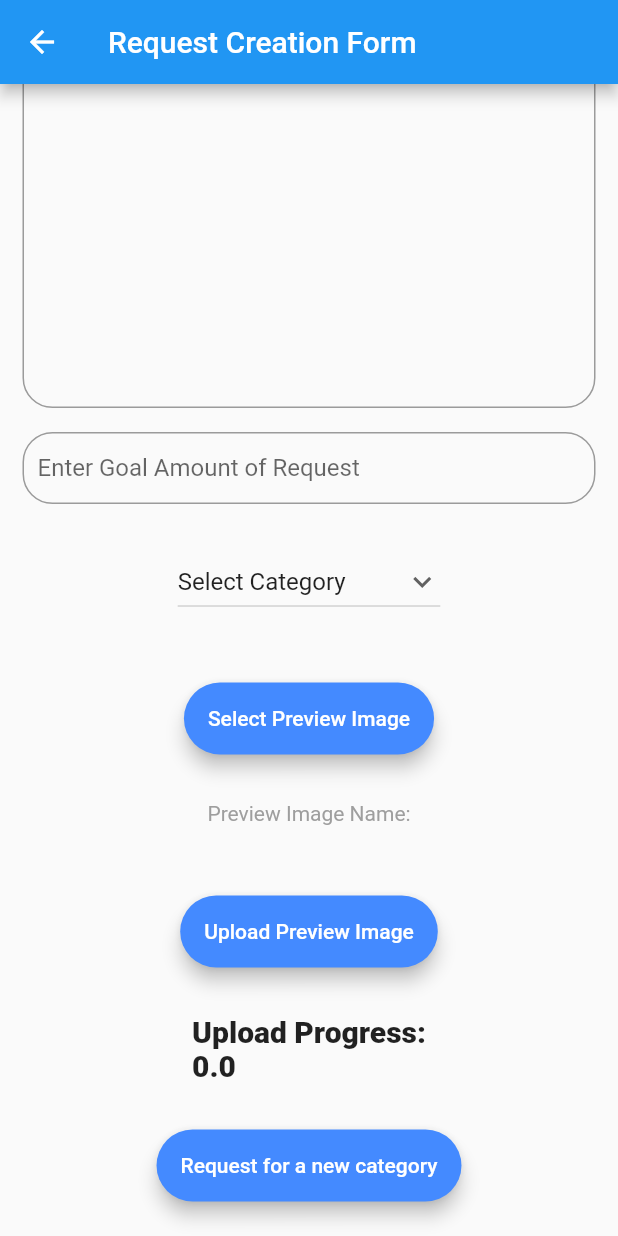
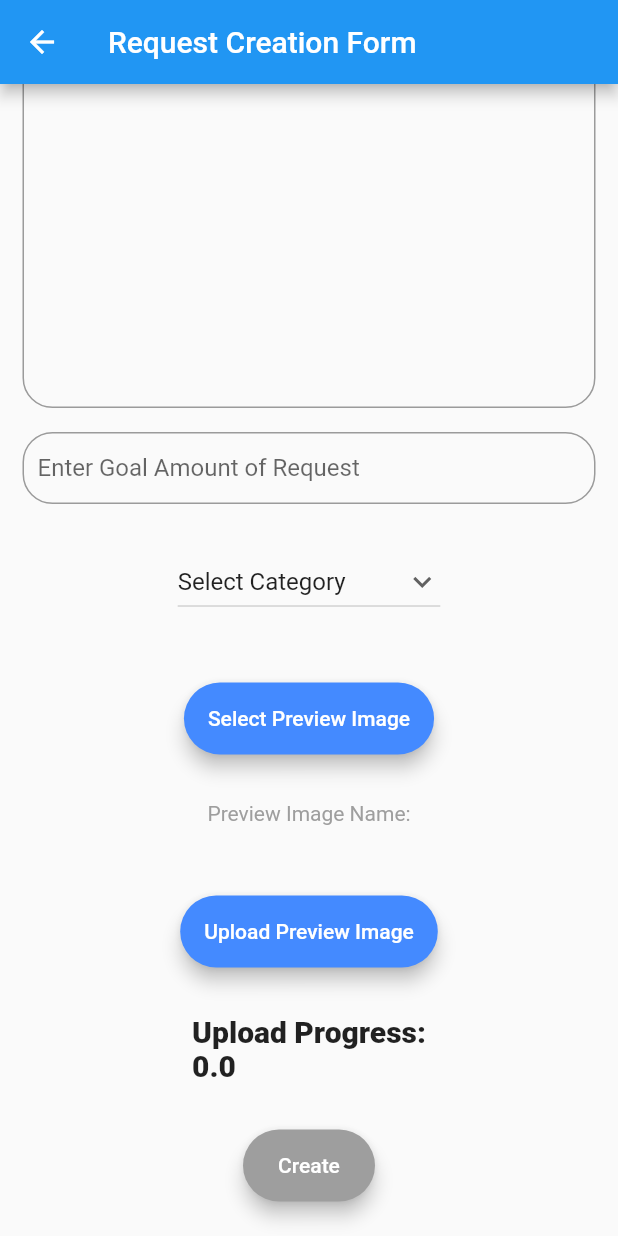
Before and after one commit to AkshaySiddannavar/give_easy, a Flutter app: the CreateRequestScreen screen opened by its route, scrolled down 177 dp, on a phone screen of 412 x 824 dp. Run offline on Flutter 3.47's test engine with Material 2 defaults, Android fonts, the phone set to English and light mode, and no system bars; our stand-ins replace cloud_firestore, confetti, file_picker, firebase_auth, firebase_core, firebase_storage and 2 more; missing offline and left inert: razorpay_flutter; accounts and stored records are empty.

Commit message:
remove request new category button
Because:
- It can be implemented in future
- It isn't a necessary feature as of now
- It made Form look worse

Removed request new category button.

```diff
--- a/lib/screens/create_request.dart
+++ b/lib/screens/create_request.dart
@@ -262,15 +262,6 @@ class _CreateRequestScreenState extends State<CreateRequestScreen> {
               Padding(
                 padding: const EdgeInsets.symmetric(vertical: 8.0),
                 child: ActionButton(
-                    buttonText: 'Request for a new category',
-                    buttonActionCallback: () {
-                      Navigator.pushNamed(context, NewCategoryRequestScreen.id);
-                    },
-                    buttonColor: Colors.blueAccent),
-              ),
-              Padding(
-                padding: const EdgeInsets.symmetric(vertical: 8.0),
-                child: ActionButton(
                   buttonText: 'Create',
                   buttonActionCallback: () {
                     setNewRequestMap();
@@ -295,3 +286,13 @@ class _CreateRequestScreenState extends State<CreateRequestScreen> {
     );
   }
 }
+
+              // Padding(
+              //   padding: const EdgeInsets.symmetric(vertical: 8.0),
+              //   child: ActionButton(
+              //       buttonText: 'Request for a new category',
+              //       buttonActionCallback: () {
+              //         Navigator.pushNamed(context, NewCategoryRequestScreen.id);
+              //       },
+              //       buttonColor: Colors.blueAccent),
+              // ),
```
